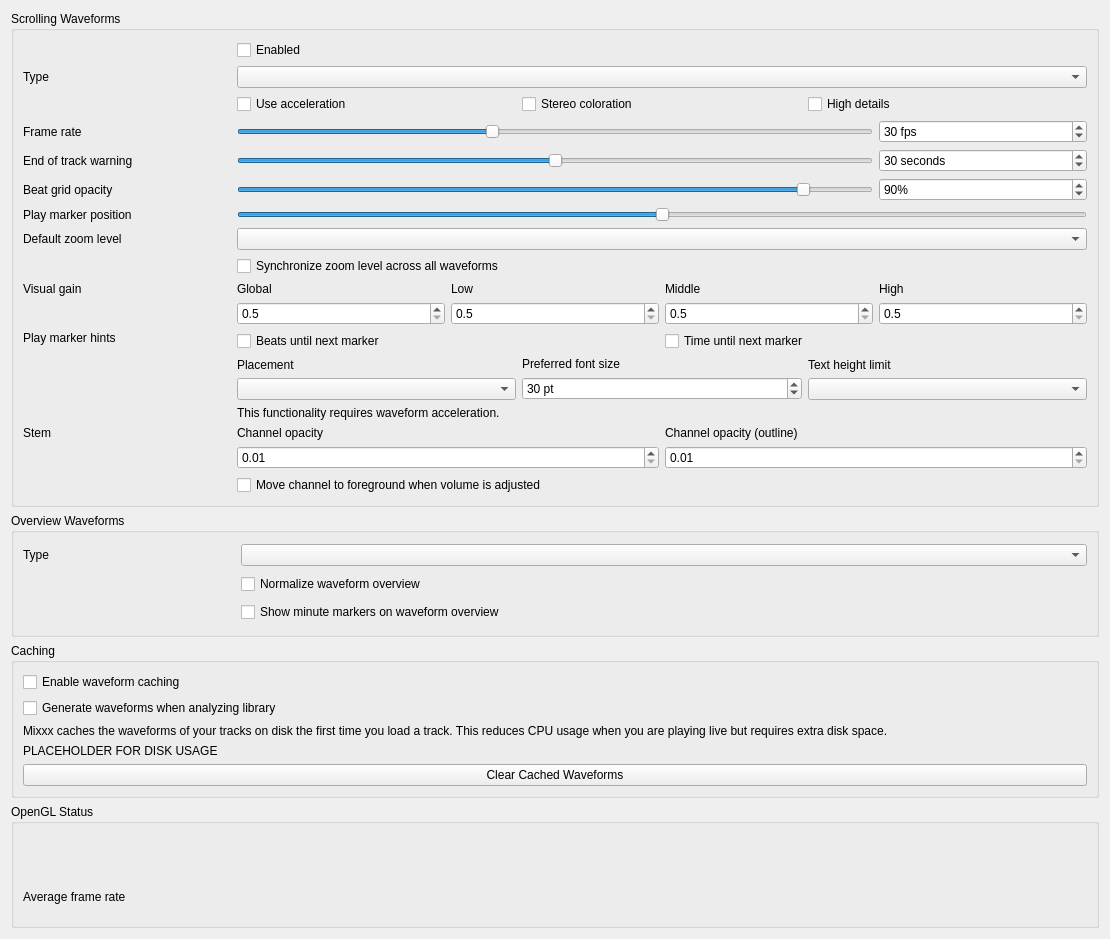
mixxxdj/mixxx, file src/preferences/dialog/dlgprefwaveformdlg.ui: the form before one commit.
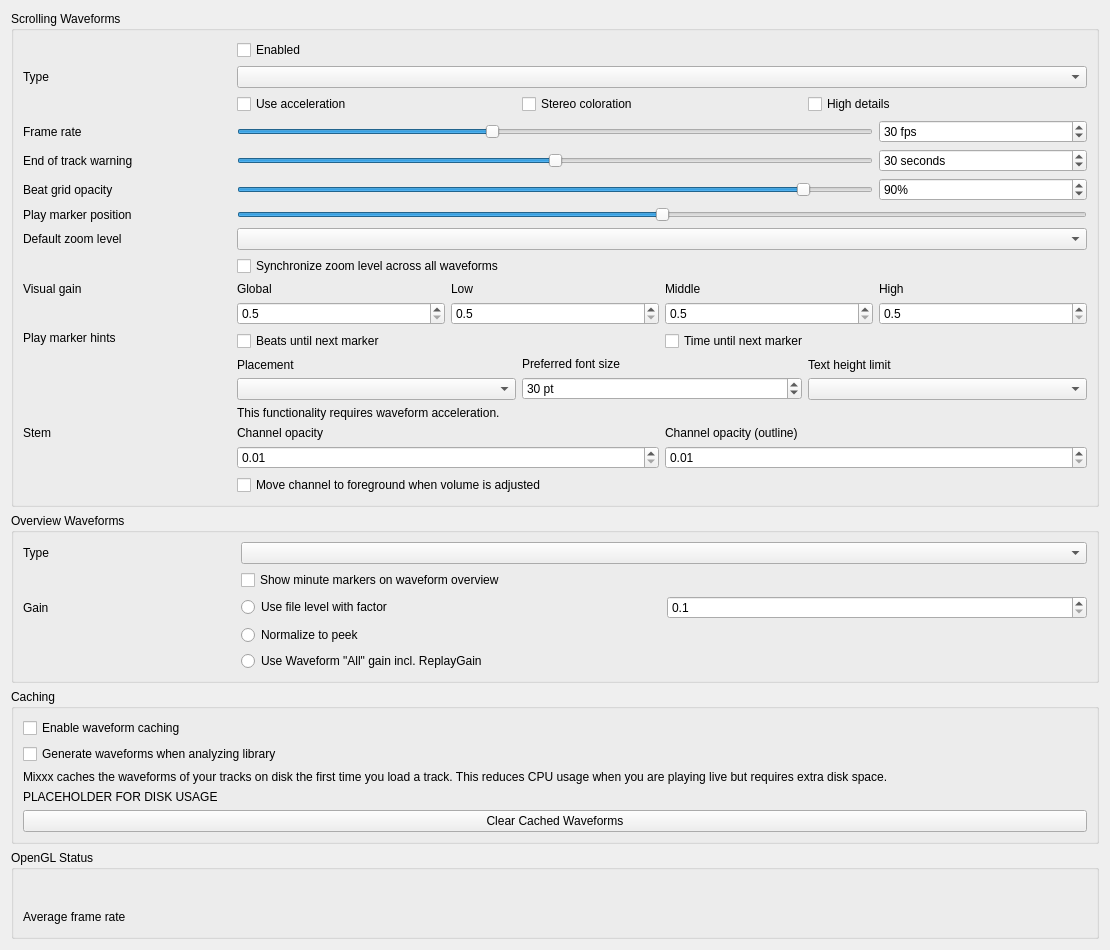
The form after the commit.

Commit message: Overview waveform: add scale (gain) modes

Diff of the .ui file:
```diff
--- a/src/preferences/dialog/dlgprefwaveformdlg.ui
+++ b/src/preferences/dialog/dlgprefwaveformdlg.ui
@@ -710,14 +710,6 @@
      </item>
 
      <item row="1" column="1" colspan="4">
-      <widget class="QCheckBox" name="normalizeOverviewCheckBox">
-       <property name="text">
-        <string>Normalize waveform overview</string>
-       </property>
-      </widget>
-     </item>
-
-     <item row="2" column="1" colspan="4">
       <widget class="QCheckBox" name="overviewMinuteMarkersCheckBox">
        <property name="text">
         <string>Show minute markers on waveform overview</string>
@@ -725,6 +717,70 @@
       </widget>
      </item>
 
+     <item row="2" column="0">
+      <widget class="QLabel" name="overview_gain_label">
+       <property name="toolTip">
+        <string extracomment="Select a gain mode for the waveform overview."/>
+       </property>
+       <property name="text">
+        <string>Gain</string>
+       </property>
+      </widget>
+     </item>
+     <item row="2" column="1" colspan="4">
+      <layout class="QHBoxLayout" name="overview_customGain_layout">
+       <item>
+        <widget class="QRadioButton" name="overview_scale_fileLevel">
+         <property name="text">
+          <string>Use file level with factor</string>
+         </property>
+         <attribute name="buttonGroup">
+          <string notr="true">overview_scale_options</string>
+         </attribute>
+        </widget>
+       </item>
+       <item>
+        <widget class="QDoubleSpinBox" name="overview_scale_custom_spinbox">
+         <property name="toolTip">
+          <string>Global visual gain</string>
+         </property>
+         <property name="decimals">
+          <number>1</number>
+         </property>
+         <property name="minimum">
+          <double>0.1</double>
+         </property>
+         <property name="maximum">
+          <double>5.0</double>
+         </property>
+         <property name="singleStep">
+          <double>0.1</double>
+         </property>
+        </widget>
+       </item>
+      </layout>
+     </item>
+     <item row="3" column="1" colspan="4">
+      <widget class="QRadioButton" name="overview_scale_normalize">
+       <property name="text">
+        <string>Normalize to peek</string>
+       </property>
+       <attribute name="buttonGroup">
+        <string notr="true">overview_scale_options</string>
+       </attribute>
+      </widget>
+     </item>
+     <item row="4" column="1" colspan="4">
+      <widget class="QRadioButton" name="overview_scale_allReplayGain">
+       <property name="text">
+        <string>Use Waveform "All" gain incl. ReplayGain</string>
+       </property>
+       <attribute name="buttonGroup">
+        <string notr="true">overview_scale_options</string>
+       </attribute>
+      </widget>
+     </item>
+
     </layout>
    </widget>
   </item><!-- overview_groupbox -->
```
Left out of the diff: 8 changed lines with no effect on the pictures. The commit also changes 15 other files.
